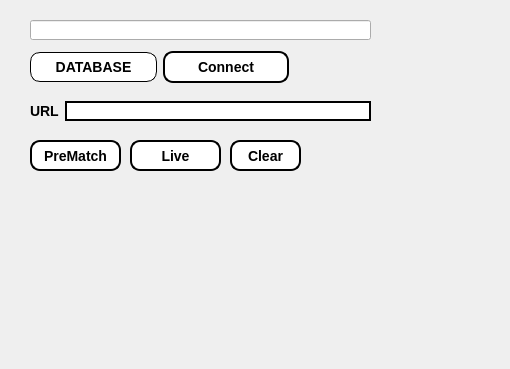
Qt form window.ui (biggvladik/GrabberGolf) before a commit; both pictures show x 0 to 510 and y 0 to 369 of the 841 by 369 pixel window.
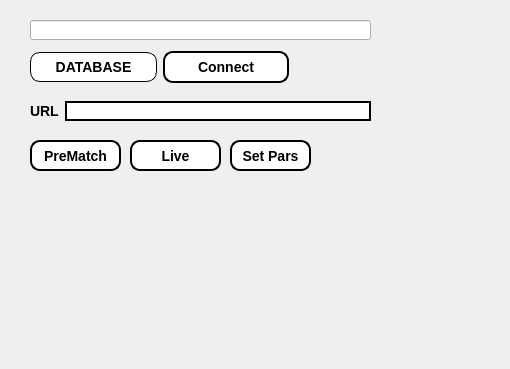
The same form after that commit.

What changed in the file:
```diff
--- a/window.ui
+++ b/window.ui
@@ -214,7 +214,7 @@
      <rect>
       <x>230</x>
       <y>140</y>
-      <width>71</width>
+      <width>81</width>
       <height>31</height>
      </rect>
     </property>
@@ -236,7 +236,7 @@
 </string>
     </property>
     <property name="text">
-     <string>Clear</string>
+     <string>Set Pars</string>
     </property>
    </widget>
    <widget class="QWidget" name="layoutWidget">
```
